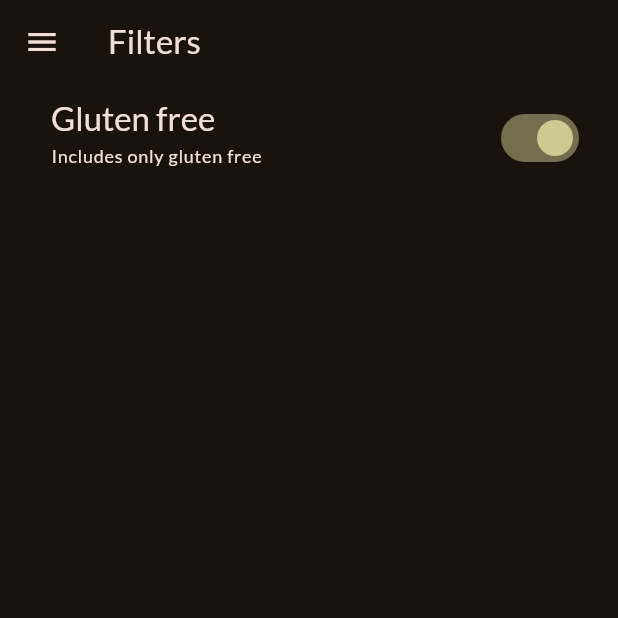
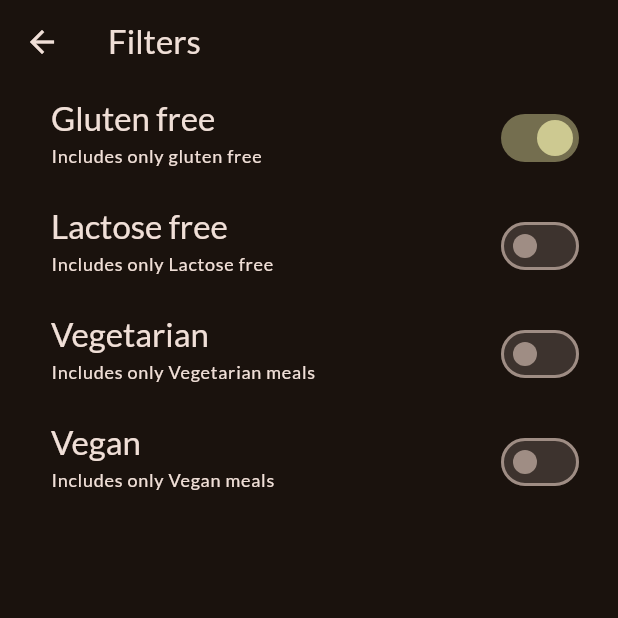
Before and after one commit to AlisherKKK/meals, a Flutter app: the FiltersScreen screen opened directly, after a tap on "Gluten free", on a phone screen of 412 x 824 dp, the top half of it. Run offline on Flutter 3.47's test engine with Material 3 defaults, Android fonts, the phone set to English and light mode, and no system bars; our stand-ins replace flutter_riverpod, google_fonts, transparent_image.

Commit message:
riverpod end of first part

```diff
--- /dev/null
+++ b/lib/provider/filters_provider.dart
@@ -0,0 +1,59 @@
+import 'package:flutter_riverpod/flutter_riverpod.dart';
+import 'package:foods/provider/meals_provider.dart';
+
+enum Filter {
+  glutenFree,
+  lactoseFree,
+  vegetarian,
+  vegan,
+}
+
+class FiltersNotifier extends StateNotifier<Map<Filter, bool>> {
+  FiltersNotifier()
+      : super(
+          {
+            Filter.glutenFree: false,
+            Filter.lactoseFree: false,
+            Filter.vegan: false,
+            Filter.vegetarian: false,
+          },
+        );
+
+  void setFilters(Map<Filter, bool> filters) {
+    state = filters;
+  }
+
+  void setFilter(Filter filter, bool isActive) {
+    state = {
+      ...state,
+      filter: isActive,
+    };
+  }
+}
+
+final filtersProvider =
+    StateNotifierProvider<FiltersNotifier, Map<Filter, bool>>(
+  (ref) => FiltersNotifier(),
+);
+
+final filteredMealsProvider = Provider(
+  (ref) {
+    final meals = ref.watch(mealsProvider);
+    final selectedFilters = ref.watch(filtersProvider);
+    return meals.where((meal) {
+      if (selectedFilters[Filter.glutenFree]! && !meal.isGlutenFree) {
+        return false;
+      }
+      if (selectedFilters[Filter.lactoseFree]! && !meal.isLactoseFree) {
+        return false;
+      }
+      if (selectedFilters[Filter.vegan]! && !meal.isVegan) {
+        return false;
+      }
+      if (selectedFilters[Filter.vegetarian]! && !meal.isVegetarian) {
+        return false;
+      }
+      return true;
+    }).toList();
+  },
+);
--- a/lib/screens/filters.dart
+++ b/lib/screens/filters.dart
@@ -1,33 +1,17 @@
 import 'package:flutter/material.dart';
-import 'package:foods/screens/tabs.dart';
-import 'package:foods/widgits/main_drawer.dart';
+import 'package:flutter_riverpod/flutter_riverpod.dart';
 
-class FiltersScreen extends StatefulWidget {
+import '../provider/filters_provider.dart';
+
+class FiltersScreen extends ConsumerWidget {
   const FiltersScreen({super.key});
-
   @override
-  State<FiltersScreen> createState() => _FiltersScreenState();
-}
-
-class _FiltersScreenState extends State<FiltersScreen> {
-  var _glutenFreeFilterSet = false;
-
-  @override
-  Widget build(BuildContext context) {
+  Widget build(BuildContext context, WidgetRef ref) {
+    final activeFilters = ref.watch(filtersProvider);
     return Scaffold(
       appBar: AppBar(
         title: const Text('Filters'),
       ),
-      drawer: MainDrawer(onSelectScreen: (id) {
-        Navigator.of(context).pop();
-        if (id == 'meals') {
-          Navigator.of(context).pushReplacement(
-            MaterialPageRoute(
-              builder: (ctx) => TabsScreen(),
-            ),
-          );
-        }
-      }),
       body: Column(
         children: [
           SwitchListTile(
@@ -43,11 +27,86 @@ class _FiltersScreenState extends State<FiltersScreen> {
                     color: Theme.of(context).colorScheme.onSurface,
                   ),
             ),
-            value: _glutenFreeFilterSet,
+            value: activeFilters[Filter.glutenFree]!,
             onChanged: (isChecked) {
-              setState(() {
-                _glutenFreeFilterSet = isChecked;
-              });
+              ref
+                  .read(filtersProvider.notifier)
+                  .setFilter(Filter.glutenFree, isChecked);
+            },
+            activeColor: Theme.of(context).colorScheme.tertiary,
+            contentPadding: const EdgeInsets.only(
+              right: 22,
+              left: 34,
+            ),
+          ),
+          SwitchListTile(
+            title: Text(
+              'Lactose free',
+              style: Theme.of(context).textTheme.titleLarge!.copyWith(
+                    color: Theme.of(context).colorScheme.onSurface,
+                  ),
+            ),
+            subtitle: Text(
+              'Includes only Lactose free',
+              style: Theme.of(context).textTheme.labelMedium!.copyWith(
+                    color: Theme.of(context).colorScheme.onSurface,
+                  ),
+            ),
+            value: activeFilters[Filter.lactoseFree]!,
+            onChanged: (isChecked) {
+              ref
+                  .read(filtersProvider.notifier)
+                  .setFilter(Filter.lactoseFree, isChecked);
+            },
+            activeColor: Theme.of(context).colorScheme.tertiary,
+            contentPadding: const EdgeInsets.only(
+              right: 22,
+              left: 34,
+            ),
+          ),
+          SwitchListTile(
+            title: Text(
+              'Vegetarian',
+              style: Theme.of(context).textTheme.titleLarge!.copyWith(
+                    color: Theme.of(context).colorScheme.onSurface,
+                  ),
+            ),
+            subtitle: Text(
+              'Includes only Vegetarian meals',
+              style: Theme.of(context).textTheme.labelMedium!.copyWith(
+                    color: Theme.of(context).colorScheme.onSurface,
+                  ),
+            ),
+            value: activeFilters[Filter.vegetarian]!,
+            onChanged: (isChecked) {
+              ref
+                  .read(filtersProvider.notifier)
+                  .setFilter(Filter.vegetarian, isChecked);
+            },
+            activeColor: Theme.of(context).colorScheme.tertiary,
+            contentPadding: const EdgeInsets.only(
+              right: 22,
+              left: 34,
+            ),
+          ),
+          SwitchListTile(
+            title: Text(
+              'Vegan',
+              style: Theme.of(context).textTheme.titleLarge!.copyWith(
+                    color: Theme.of(context).colorScheme.onSurface,
+                  ),
+            ),
+            subtitle: Text(
+              'Includes only Vegan meals',
+              style: Theme.of(context).textTheme.labelMedium!.copyWith(
+                    color: Theme.of(context).colorScheme.onSurface,
+                  ),
+            ),
+            value: activeFilters[Filter.vegan]!,
+            onChanged: (isChecked) {
+              ref
+                  .read(filtersProvider.notifier)
+                  .setFilter(Filter.vegan, isChecked);
             },
             activeColor: Theme.of(context).colorScheme.tertiary,
             contentPadding: const EdgeInsets.only(
--- a/lib/screens/meals.dart
+++ b/lib/screens/meals.dart
@@ -1,6 +1,6 @@
 import 'package:flutter/material.dart';
 import 'package:foods/screens/meal_details.dart';
-import 'package:foods/widgits/meal_item.dart';
+import 'package:foods/widgets/meal_item.dart';
 
 import '../models/meal.dart';
 
@@ -9,19 +9,16 @@ class MealsScreen extends StatelessWidget {
     super.key,
     this.title,
     required this.meals,
-    required this.onToggleFavorite,
   });
 
   final String? title;
   final List<Meal> meals;
-  final void Function(Meal meal) onToggleFavorite;
 
   void selectMeal(BuildContext context, Meal meal) {
     Navigator.of(context).push(
       MaterialPageRoute(
         builder: (ctx) => MeailDetailsScreen(
           meal: meal,
-          onToggleFavorite: onToggleFavorite,
         ),
       ),
     );
--- a/lib/widgits/meal_item.dart
+++ b/lib/widgets/meal_item.dart
@@ -1,6 +1,6 @@
 import 'package:flutter/material.dart';
 import 'package:foods/models/meal.dart';
-import 'package:foods/widgits/meal_item_trait.dart';
+import 'package:foods/widgets/meal_item_trait.dart';
 import 'package:transparent_image/transparent_image.dart';
 
 class MealItem extends StatelessWidget {
--- a/pubspec.yaml
+++ b/pubspec.yaml
@@ -37,6 +37,8 @@ dependencies:
   cupertino_icons: ^1.0.8
   google_fonts: ^6.2.1
   transparent_image: ^2.0.1
+  flutter_riverpod: ^2.5.1
+  riverpod: ^2.5.1
 
 dev_dependencies:
   flutter_test:
```
Also changed, not shown: lib/main.dart (+6 -2 lines), lib/provider/favorites_provider.dart (added, +24 -0 lines), lib/provider/meals_provider.dart (added, +8 -0 lines), lib/screens/categories.dart (+12 -9 lines), lib/screens/meal_details.dart (+19 -6 lines), lib/screens/tabs.dart (+14 -39 lines), lib/widgets/category_grid_item.dart (renamed from lib/widgits/category_grid_item.dart), lib/widgets/main_drawer.dart (renamed from lib/widgits/main_drawer.dart), lib/widgets/meal_item_trait.dart (renamed from lib/widgits/meal_item_trait.dart), pubspec.lock, 1 other file.
